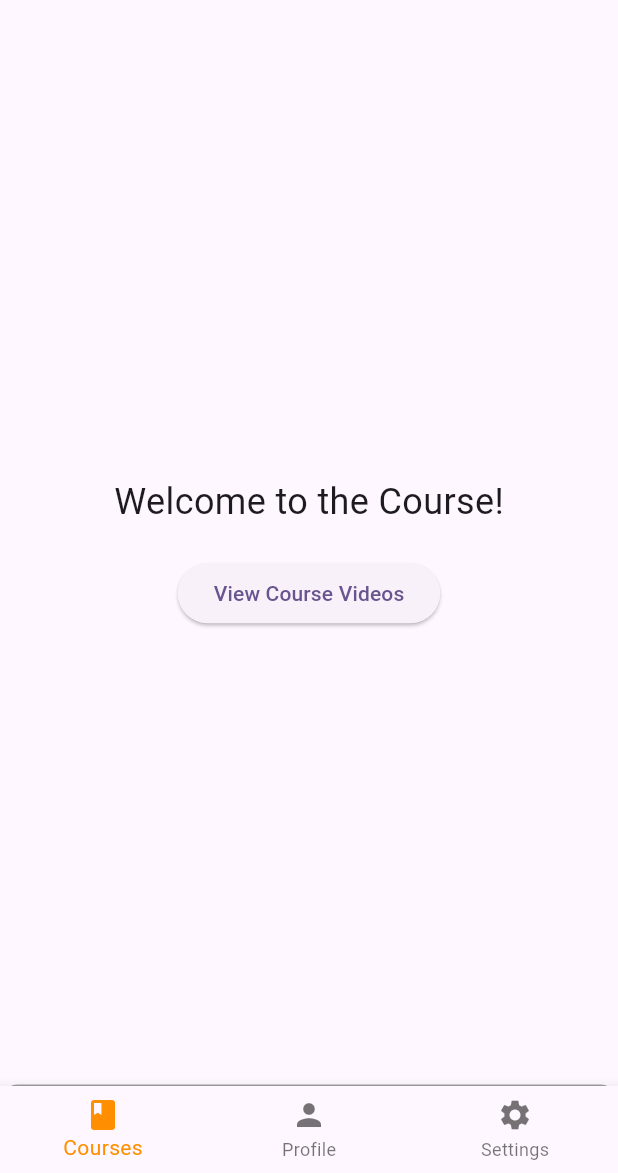
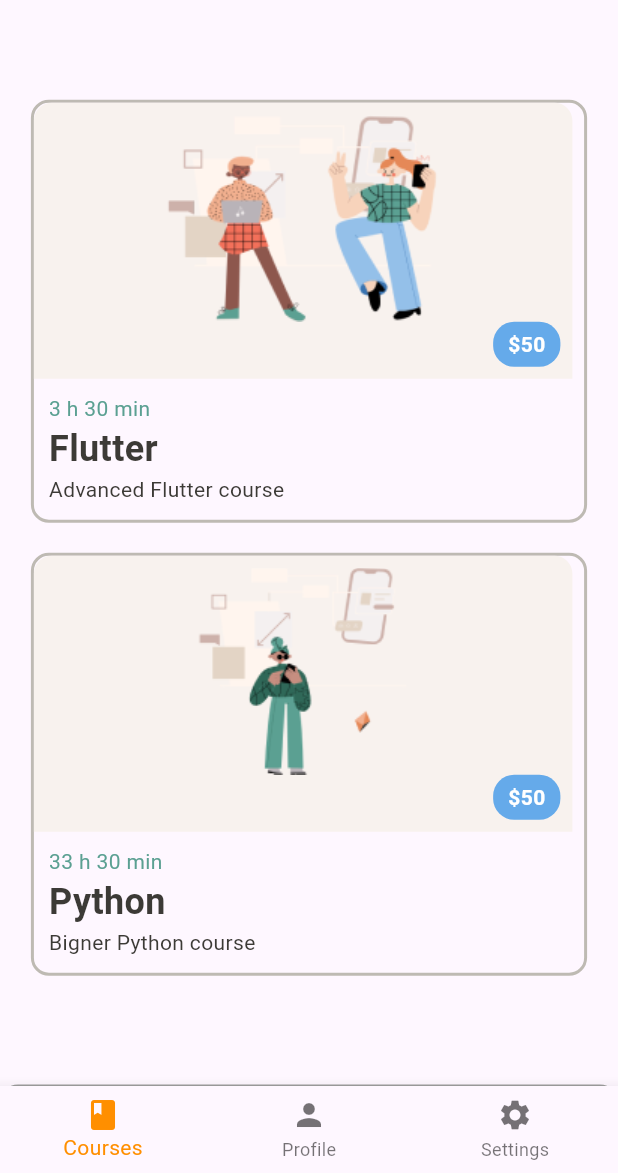
Before and after one commit to ahaithem/edtech_app, a Flutter app: the HomePage screen opened by its route, on a phone screen of 412 x 824 dp, the part 63-1236 px from its top. Run offline on Flutter 3.47's test engine with Material 3 defaults, Android fonts, the phone set to English and light mode, and no system bars; our stand-ins replace awesome_dialog, card_swiper, cloud_firestore, firebase_auth, firebase_core, firebase_storage and 1 more; accounts and stored records are empty; network calls fail.

Commit message:
add some updates to the UI

```diff
--- a/lib/courses/api_key_google_console.dart
+++ b/lib/courses/api_key_google_console.dart
@@ -1,2 +1,2 @@
-const API_KEY = "your_api_key_here";
-const PLAYLIST_ID = "PL93xoMrxRJIviJiC76oO5aV8bDp2s3OrA";
+const API_KEY = "your_api_key";
+//const PLAYLIST_ID = "PL93xoMrxRJIviJiC76oO5aV8bDp2s3OrA";
--- a/lib/courses/course.dart
+++ b/lib/courses/course.dart
@@ -1,6 +1,8 @@
 import 'package:flutter/material.dart';
 import 'video_list_screen.dart'; // Import VideoListScreen
 import 'api_key_google_console.dart';
+import '../constns/color_text_size.dart';
+import 'course_type.dart';
 
 class Course extends StatefulWidget {
   const Course({super.key});
@@ -12,7 +14,7 @@ class Course extends StatefulWidget {
 class _CourseState extends State<Course> {
   // Replace these with your actual API key and playlist ID
   final String apiKey = API_KEY;
-  final String playlistId = PLAYLIST_ID;
+  //final String playlistId = PLAYLIST_ID;
 
   @override
   Widget build(BuildContext context) {
@@ -22,25 +24,25 @@ class _CourseState extends State<Course> {
           child: Column(
             mainAxisAlignment: MainAxisAlignment.center,
             children: [
-              Text(
-                'Welcome to the Course!',
-                style: TextStyle(fontSize: 24),
+              const CourseType(
+                  courseTitle: 'Flutter',
+                  courseDuration: '3 h 30 min',
+                  courseDescription: 'Advanced Flutter course',
+                  courseImageUrl: 'assets/images/13.png',
+                  coursePrice: '50',
+                  coursePlaylistId: 'PL93xoMrxRJIviJiC76oO5aV8bDp2s3OrA'),
+              Container(
+                height: 20,
               ),
-              SizedBox(height: 20),
-              ElevatedButton(
-                onPressed: () {
-                  // Navigate to VideoListScreen with playlistId and apiKey
-                  Navigator.push(
-                    context,
-                    MaterialPageRoute(
-                      builder: (context) => VideoListScreen(
-                        playlistId: PLAYLIST_ID,
-                        apiKey: API_KEY,
-                      ),
-                    ),
-                  );
-                },
-                child: Text('View Course Videos'),
+              const CourseType(
+                  courseTitle: 'Python',
+                  courseDuration: '33 h 30 min',
+                  courseDescription: 'Bigner Python course',
+                  courseImageUrl: 'assets/images/8.png',
+                  coursePrice: '50',
+                  coursePlaylistId: 'PLIhvC56v63ILPDA2DQBv0IKzqsWTZxCkp'),
+              Container(
+                height: 20,
               ),
             ],
           ),
--- /dev/null
+++ b/lib/courses/course_type.dart
@@ -0,0 +1,111 @@
+import 'package:flutter/material.dart';
+import 'video_list_screen.dart'; // Import VideoListScreen
+import 'api_key_google_console.dart';
+import '../constns/color_text_size.dart';
+
+class CourseType extends StatelessWidget {
+  final String courseTitle;
+  final String courseDuration;
+  final String courseDescription;
+  final String courseImageUrl;
+  final String coursePrice;
+  final String coursePlaylistId;
+  const CourseType({
+    required this.courseTitle,
+    required this.courseDuration,
+    required this.courseDescription,
+    required this.courseImageUrl,
+    required this.coursePrice,
+    required this.coursePlaylistId,
+    super.key,
+  });
+
+  @override
+  Widget build(BuildContext context) {
+    return GestureDetector(
+      onTap: () {
+        // Navigate to VideoListScreen with playlistId and apiKey
+        Navigator.push(
+          context,
+          MaterialPageRoute(
+            builder: (context) => VideoListScreen(
+              playlistId: coursePlaylistId,
+              apiKey: API_KEY,
+            ),
+          ),
+        );
+      },
+      child: SizedBox(
+        width: MediaQuery.of(context).size.width * 0.9, // 90% width
+        child: Container(
+          //padding: const EdgeInsets.all(10.0),
+          decoration: BoxDecoration(
+            border: Border.all(
+              color: border_color, // Color of the border
+              width: 2.0, // Thickness of the border
+            ),
+            borderRadius: BorderRadius.circular(12.0), // Rounded corners
+          ),
+          child: Column(
+            crossAxisAlignment: CrossAxisAlignment.start,
+            children: [
+              Container(
+                padding: const EdgeInsets.all(8.0),
+                decoration: const BoxDecoration(
+                  color:
+                      Color(0xFFF8F2EE), // Background color for image and text
+                  borderRadius: const BorderRadius.only(
+                    topLeft: Radius.circular(12.0),
+                    topRight: Radius.circular(12.0),
+                  ),
+                ),
+                child: Column(
+                  crossAxisAlignment: CrossAxisAlignment.end,
+                  children: [
+                    Image.asset(courseImageUrl),
+                    Container(
+                      padding: const EdgeInsets.symmetric(
+                          horizontal: 10.0, vertical: 5.0),
+                      decoration: BoxDecoration(
+                        color:
+                            secondary_color, // Background color for image and text
+                        borderRadius: BorderRadius.circular(14.0),
+                      ),
+                      child: Text('\$$coursePrice',
+                          style: const TextStyle(
+                              color: Colors.white,
+                              fontWeight: FontWeight.bold)),
+                    )
+                  ],
+                ),
+              ),
+              Container(
+                  padding: const EdgeInsets.all(10.0),
+                  child: Column(
+                    crossAxisAlignment: CrossAxisAlignment.start,
+                    children: [
+                      Text(
+                        courseDuration,
+                        style: TextStyle(color: success_color),
+                      ),
+                      Text(
+                        courseTitle,
+                        style: TextStyle(
+                          fontSize: 24,
+                          fontWeight: FontWeight.bold,
+                          color: text_color,
+                        ),
+                      ),
+                      Text(
+                        courseDescription,
+                        style: TextStyle(color: text_color),
+                      ),
+                    ],
+                  ))
+            ],
+          ),
+        ),
+      ),
+    );
+  }
+}
--- a/lib/widgets/profile_content.dart
+++ b/lib/widgets/profile_content.dart
@@ -15,7 +15,7 @@ class ProfileContent extends StatelessWidget {
     return GestureDetector(
       onTap: onTap,
       child: SizedBox(
-        width: MediaQuery.of(context).size.width * 0.8, // 80% width
+        width: MediaQuery.of(context).size.width * 0.9, // 90% width
         child: Container(
           padding: const EdgeInsets.all(40.0),
           decoration: BoxDecoration(
--- a/pubspec.yaml
+++ b/pubspec.yaml
@@ -75,6 +75,12 @@ flutter:
     - assets/images/5.png
     - assets/images/6.png
     - assets/images/7.png
+    - assets/images/8.png
+    - assets/images/9.png
+    - assets/images/10.png
+    - assets/images/11.png
+    - assets/images/12.png
+    - assets/images/13.png
     - assets/icons/fb_icon.png
     - assets/icons/google_icon.png
     - assets/icons/ig_icon.png
```
Also changed, not shown: assets/images/10.png (added), assets/images/11.png (added), assets/images/12.png (added), assets/images/13.png (added), assets/images/8.png (added), assets/images/9.png (added).
